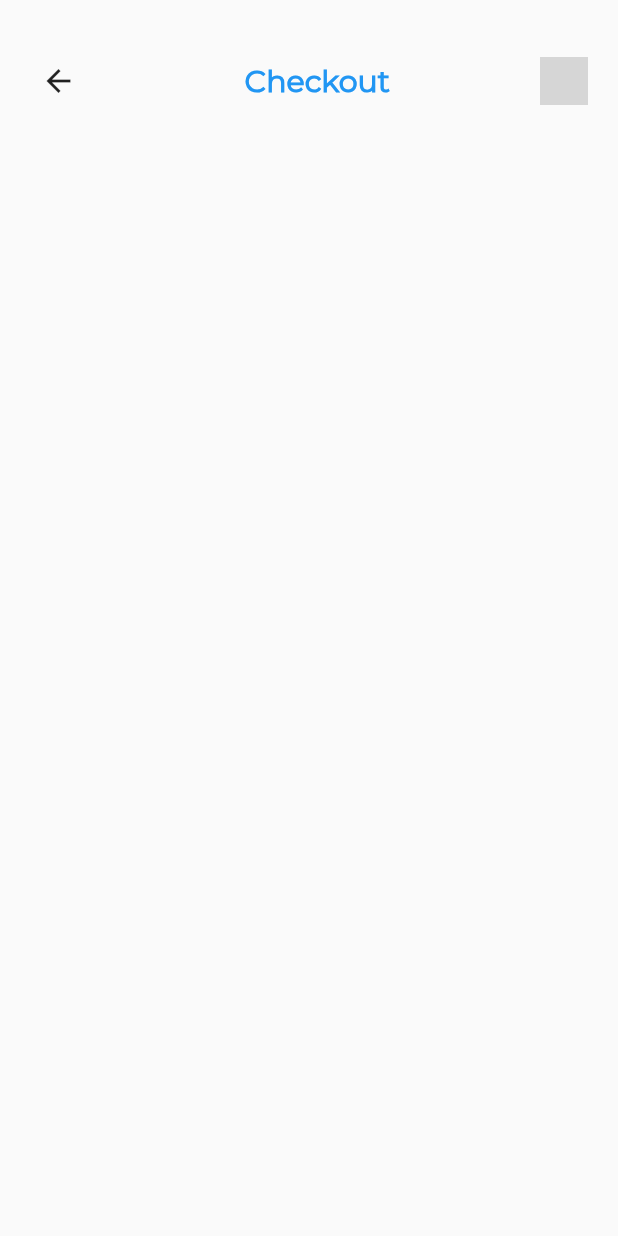
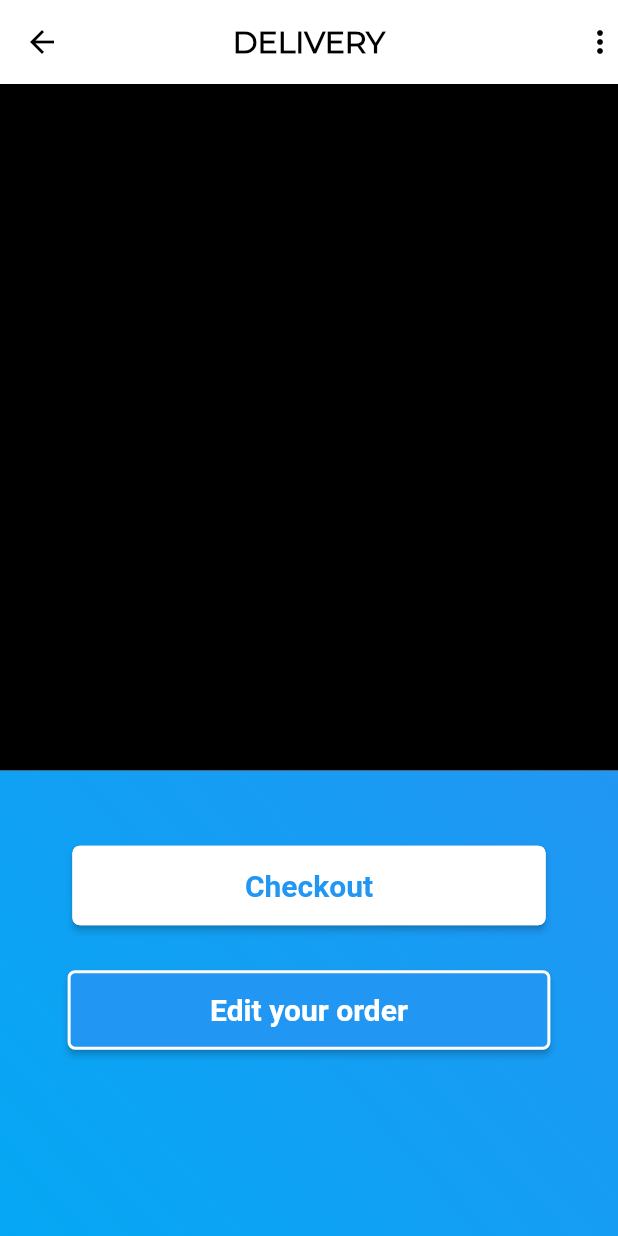
Before and after one commit to Iamsdt/nutrition_app, a Flutter app: the Checkout screen opened directly, on a phone screen of 412 x 824 dp. Run offline on Flutter 3.47's test engine with Material 2 defaults, Android fonts, the phone set to English and light mode, and no system bars; our stand-ins replace oktoast; grey boxes are pictures that could not be loaded.

Commit message:
implement checkout screen

```diff
--- a/lib/main/checkout_screen.dart
+++ b/lib/main/checkout_screen.dart
@@ -9,41 +9,89 @@ class _CheckoutState extends State<Checkout> {
   @override
   Widget build(BuildContext context) {
     return Scaffold(
-      body: Column(
-        children: <Widget>[topbar(context)],
+      appBar: AppBar(
+        elevation: 1.0,
+        backgroundColor: Colors.white,
+        iconTheme: IconThemeData(
+          color: Colors.black, //change your color here
+        ),
+        title: Text(
+          "DELIVERY",
+          style: TextStyle(
+              color: Colors.black,
+              fontFamily: 'Montserrat',
+              fontSize: 20.0,
+              fontWeight: FontWeight.bold),
+        ),
+        centerTitle: true,
+        actions: <Widget>[
+          Icon(
+            Icons.more_vert,
+            color: Colors.black,
+          )
+        ],
       ),
-    );
-  }
-
-  Widget topbar(BuildContext context) {
-    return Container(
-      padding: EdgeInsets.only(top: 30.0, left: 15.0, right: 20.0),
-      child: Row(
-        mainAxisAlignment: MainAxisAlignment.spaceBetween,
+      body: ListView(
         children: <Widget>[
-          IconButton(
-            icon: Icon(Icons.arrow_back),
-            onPressed: () {
-              Navigator.of(context).pop();
-            },
-          ),
-          Text(
-            "Checkout",
-            style: TextStyle(
-                color: Colors.blue,
-                fontFamily: 'Montserrat',
-                fontSize: 20.0,
-                fontWeight: FontWeight.bold),
+          Container(
+            height: MediaQuery.of(context).size.height / 1.8,
+            color: Colors.black,
           ),
           Container(
-              width: 32.0,
-              height: 32.0,
-              decoration: new BoxDecoration(
-                  shape: BoxShape.circle,
-                  image: new DecorationImage(
-                      fit: BoxFit.fill,
-                      image: new NetworkImage(
-                          "https://weneedfun.com/wp-content/uploads/2015/09/Cute-baby-girl-pics-for-facebook-profile-1.jpg")))),
+            height: MediaQuery.of(context).size.height -
+                MediaQuery.of(context).size.height / 1.8,
+            decoration: BoxDecoration(
+                gradient: LinearGradient(
+                    begin: Alignment.topRight,
+                    end: Alignment.bottomLeft,
+                    colors: [Colors.blue, Colors.lightBlue])),
+            child: Column(
+              children: <Widget>[
+                Padding(
+                  padding: const EdgeInsets.only(top:50.0),
+                  child: MaterialButton(
+                    onPressed: () {},
+                    color: Colors.white,
+                    child: Padding(
+                      padding: const EdgeInsets.all(15.0),
+                      child: Text("Checkout", style: TextStyle(
+                        fontWeight: FontWeight.bold,
+                        fontSize: 20.0,
+                        color: Colors.blue
+                      ),),
+                    ),
+                    shape: RoundedRectangleBorder(
+                        borderRadius: new BorderRadius.circular(5.0),
+                        side: BorderSide(color: Colors.white,
+                        width: 2)
+                    ),
+                    padding: EdgeInsets.only(left: 100.0, right: 100.0),
+                  ),
+                ),
+                Padding(
+                  padding: const EdgeInsets.only(top:30.0),
+                  child: MaterialButton(
+                    onPressed: () {},
+                    color: Colors.blue,
+                    child: Padding(
+                      padding: const EdgeInsets.all(15.0),
+                      child: Text("Edit your order", style: TextStyle(
+                          fontWeight: FontWeight.bold,
+                          fontSize: 20.0,
+                          color: Colors.white
+                      ),),
+                    ),
+                    shape: RoundedRectangleBorder(
+                        borderRadius: new BorderRadius.circular(5.0),
+                        side: BorderSide(color: Colors.white,
+                            width: 2)
+                    ),
+                    padding: EdgeInsets.only(left: 80.0, right: 80.0),
+                  ),
+                )
+              ],
+            ),
+          )
         ],
       ),
     );
```
